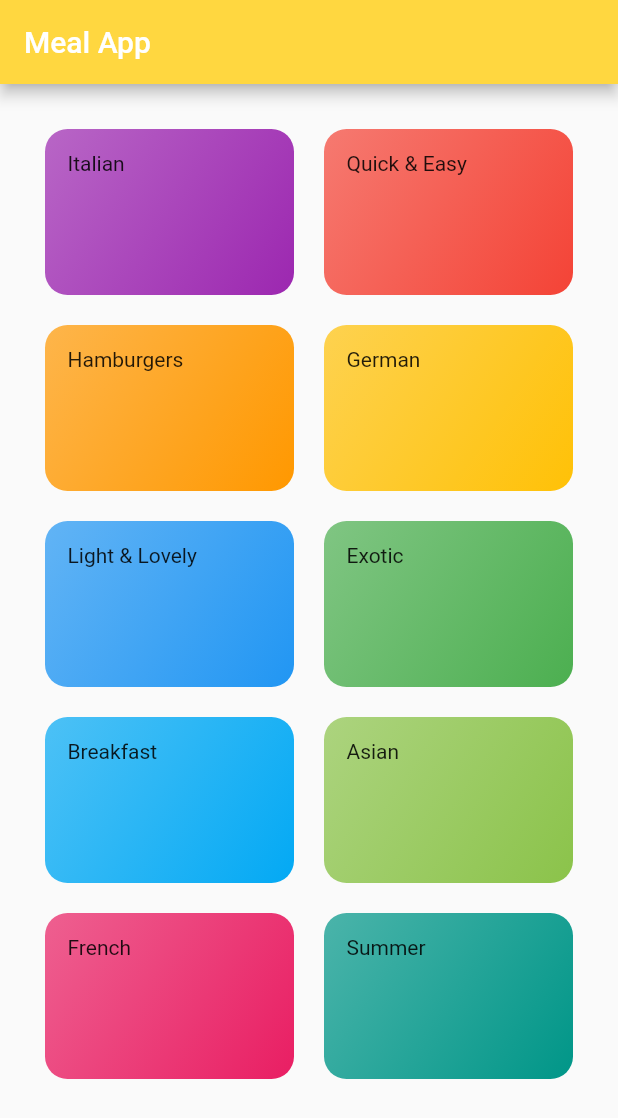
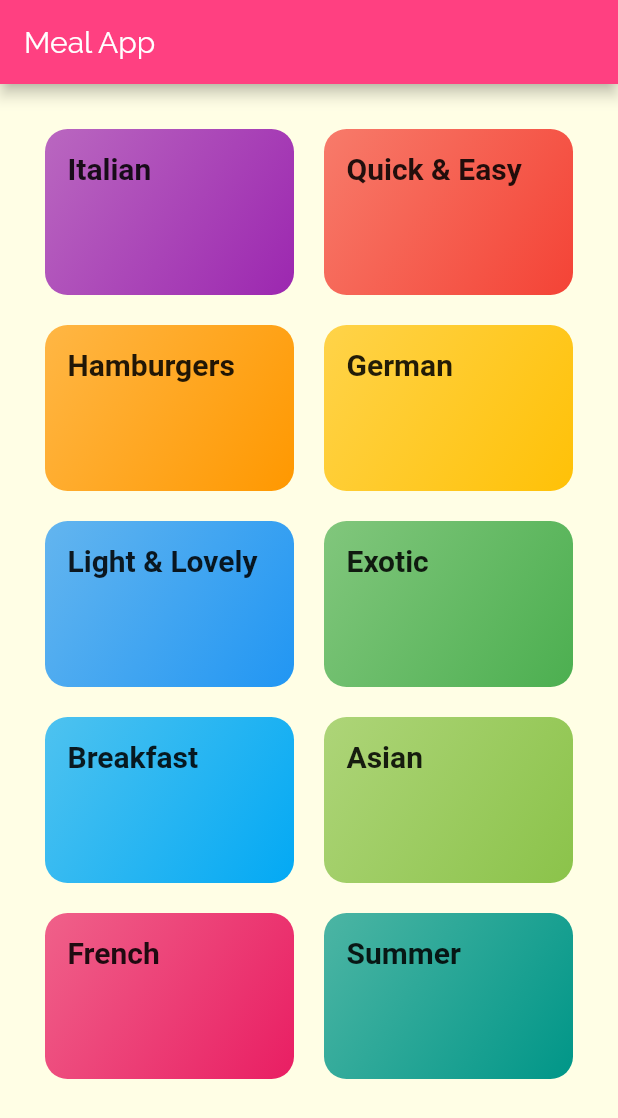
Before and after one commit to Aditprayogo/FOOD_LIST_APPLICATION, a Flutter app: the screen it shows after launch, on a phone screen of 412 x 824 dp. Shown: the top 1118 px of the screen. Run offline on Flutter 3.47's test engine with Material 2 defaults, Android fonts, the phone set to English and light mode, and no system bars; Roboto replaces fonts that are missing (RobotoCondensed).

```diff
--- a/lib/categories_screen.dart
+++ b/lib/categories_screen.dart
@@ -9,15 +9,16 @@ class CategoriesScreen extends StatelessWidget {
   Widget build(BuildContext context) {
     return Scaffold(
       appBar: AppBar(
-        title: Text('Meal App'),
-        backgroundColor: Colors.amberAccent,
+        title: const Text('Meal App'),
+        backgroundColor: Colors.pinkAccent,
       ),
       body: GridView(
-        padding: EdgeInsets.all(30),
+        padding: const EdgeInsets.all(30),
         children: DUMMY_CATEGORIES.map((categoryData) {
           return CategoryItem(
             categoryData.title,
             categoryData.color,
+            categoryData.id,
           );
         }).toList(),
         gridDelegate: SliverGridDelegateWithMaxCrossAxisExtent(
--- a/lib/category_item.dart
+++ b/lib/category_item.dart
@@ -1,16 +1,32 @@
 import 'package:flutter/material.dart';
 
+import './category_meals_screen.dart';
+
 class CategoryItem extends StatelessWidget {
+  final String id;
   final String title;
   final Color color;
 
-  CategoryItem(this.title, this.color);
+  CategoryItem(this.title, this.color, this.id);
+
+  void selectCategory(BuildContext ctx) {
+    Navigator.of(ctx).push(MaterialPageRoute(builder: (c) {
+      return CategoryMealsScreen(id, title);
+    }));
+  }
 
   @override
   Widget build(BuildContext context) {
-    return Container(
+    return InkWell(
+      onTap: () => selectCategory(context),
+      splashColor: Theme.of(context).primaryColor,
+      borderRadius: BorderRadius.circular(15),
+      child: Container(
         padding: const EdgeInsets.all(15),
-      child: Text(title),
+        child: Text(
+          title,
+          style: Theme.of(context).textTheme.title,
+        ),
         decoration: BoxDecoration(
           gradient: LinearGradient(
             colors: [
@@ -22,6 +38,7 @@ class CategoryItem extends StatelessWidget {
           ),
           borderRadius: BorderRadius.circular(15),
         ),
+      ),
     );
   }
 }
--- a/lib/main.dart
+++ b/lib/main.dart
@@ -9,7 +9,17 @@ class MyApp extends StatelessWidget {
     return MaterialApp(
       title: 'Flutter Demo',
       theme: ThemeData(
-        primarySwatch: Colors.blue,
+        primarySwatch: Colors.pink,
+        accentColor: Colors.black,
+        canvasColor: Color.fromRGBO(255, 254, 229, 1),
+        fontFamily: 'Raleway',
+        textTheme: ThemeData.light().textTheme.copyWith(
+              title: TextStyle(
+                fontWeight: FontWeight.bold,
+                fontSize: 20,
+                fontFamily: 'RobotoCondensed',
+              ),
+            ),
       ),
       home: CategoriesScreen(),
       debugShowCheckedModeBanner: false,
```
Also changed, not shown: lib/category_meals_screen.dart (added, +34 -0 lines), pubspec.yaml (+19 -11 lines), assets/fonts/Raleway-Black.ttf (added), assets/fonts/Raleway-Bold.ttf (added), assets/fonts/Raleway-Regular.ttf (added), assets/fonts/RobotoCondensed-Bold.ttf (added), assets/fonts/RobotoCondensed-Italic.ttf (added), assets/fonts/RobotoCondensed-Light.ttf (added), assets/fonts/RobotoCondensed-Regular.ttf (added). Lines whose indentation alone changed are shown as unchanged.
